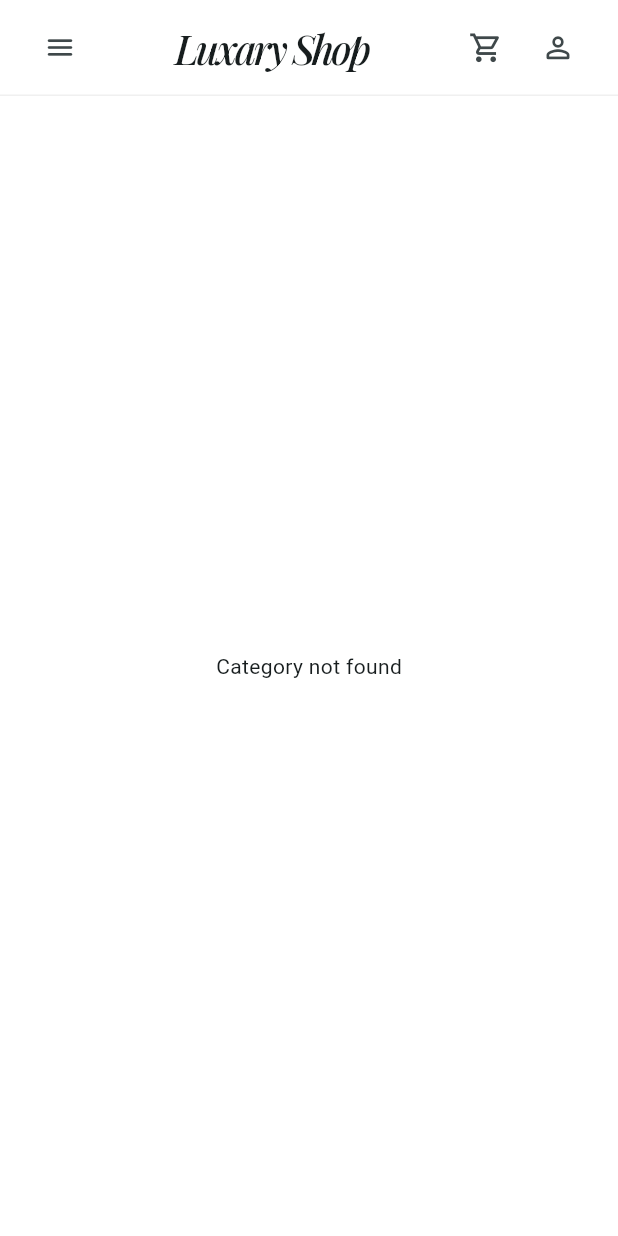
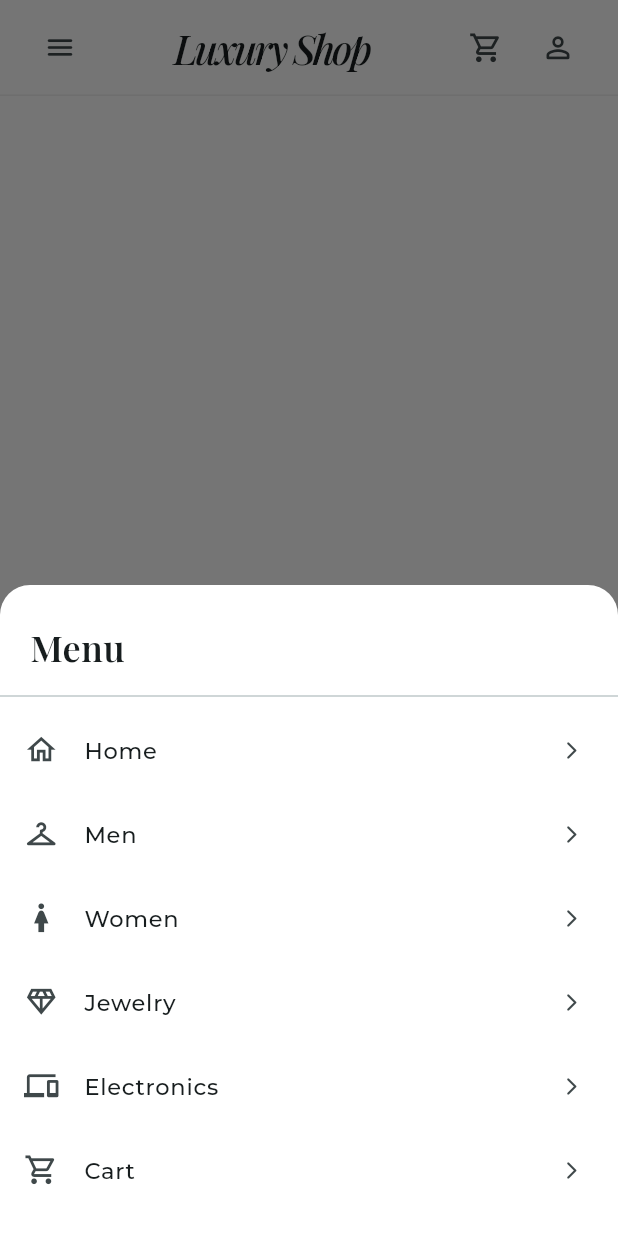
Before and after one commit to apronoy/my_eco, a Flutter app: the CategoryPage screen opened directly with empty values, after a tap on the "menu" icon, on a phone screen of 412 x 824 dp. Run offline on Flutter 3.47's test engine with Material 3 defaults, Android fonts, the phone set to English and light mode, and no system bars; our stand-ins replace go_router, google_fonts; Roboto replaces fonts that are missing (Georgia).

Commit message:
add some method and delete some code

```diff
--- a/lib/core/routes/app_router.dart
+++ b/lib/core/routes/app_router.dart
@@ -1,4 +1,4 @@
-
+import 'package:feelify/pages/cart_section.dart';
 import 'package:go_router/go_router.dart';
 
 import '../../pages/category_page.dart';
@@ -14,6 +14,11 @@ class AppRouter {
         builder: (context, state) => const HomePage(),
       ),
       GoRoute(
+        path: '/cart',
+        name: 'cart',
+        builder: (context, state) => const CartSection(),
+      ),
+      GoRoute(
         path: '/category/:slug',
         name: 'category',
         builder: (context, state) {
--- /dev/null
+++ b/lib/pages/cart_section.dart
@@ -0,0 +1,17 @@
+import 'package:flutter/material.dart';
+import 'package:flutter/widgets.dart';
+import 'package:google_fonts/google_fonts.dart';
+
+class CartSection extends StatelessWidget {
+  const new({super.key});
+
+  @override
+  Widget build(BuildContext context) {
+    return Center(
+      child: Text(
+        "Empty Notification",
+        style: GoogleFonts.montserrat(fontSize: 22, color: Colors.black),
+      ),
+    );
+  }
+}
--- a/lib/pages/home_page.dart
+++ b/lib/pages/home_page.dart
@@ -4,6 +4,7 @@ import 'package:feelify/widgets/discount_page.dart';
 import 'package:flutter/material.dart';
 import 'package:google_fonts/google_fonts.dart';
 import 'package:provider/provider.dart';
+
 import '../widgets/app_header.dart';
 import '../widgets/responsive_category_grid.dart';
 
@@ -52,8 +53,6 @@ class _HomePageState extends State<HomePage> {
                     padding: const EdgeInsets.fromLTRB(16, 18, 16, 60),
                     child: Column(
                       children: [
-                        const SizedBox(height: 10),
-                        const _PageTitle(),
                         const SizedBox(height: 20),
 
                         ResponsiveCategoryGrid(categories: categories),
--- a/lib/widgets/app_header.dart
+++ b/lib/widgets/app_header.dart
@@ -25,7 +25,7 @@ class AppHeader extends StatelessWidget {
               // Menu
               IconButton(
                 tooltip: 'Menu',
-                onPressed: () {},
+                onPressed: () => _showMenu(context),
                 icon: const Icon(Icons.menu_rounded, size: 22),
               ),
 
@@ -38,7 +38,7 @@ class AppHeader extends StatelessWidget {
                 child: Padding(
                   padding: const EdgeInsets.symmetric(horizontal: 10),
                   child: Text(
-                    'Luxary Shop',
+                    'Luxury Shop',
                     style: GoogleFonts.playfairDisplay(
                       fontSize: 27,
                       fontWeight: FontWeight.w500,
@@ -73,6 +73,125 @@ class AppHeader extends StatelessWidget {
     );
   }
 
+  // ================= MENU =================
+void _showMenu(BuildContext context) {
+  showModalBottomSheet(
+    context: context,
+    backgroundColor: Colors.white,
+    isScrollControlled: true,
+    shape: const RoundedRectangleBorder(
+      borderRadius: BorderRadius.vertical(
+        top: Radius.circular(20),
+      ),
+    ),
+    builder: (_) {
+      return SafeArea(
+        child: ConstrainedBox(
+          constraints: BoxConstraints(
+            maxHeight: MediaQuery.of(context).size.height * 0.8,
+          ),
+          child: SingleChildScrollView(
+            child: Padding(
+              padding: const EdgeInsets.symmetric(vertical: 16),
+              child: Column(
+                mainAxisSize: MainAxisSize.min,
+                children: [
+                  Padding(
+                    padding: const EdgeInsets.symmetric(
+                      horizontal: 20,
+                      vertical: 8,
+                    ),
+                    child: Row(
+                      children: [
+                        Text(
+                          'Menu',
+                          style: GoogleFonts.playfairDisplay(
+                            fontSize: 24,
+                            fontWeight: FontWeight.w600,
+                          ),
+                        ),
+                      ],
+                    ),
+                  ),
+
+                  const Divider(),
+
+                  _menuItem(
+                    context,
+                    icon: Icons.home_outlined,
+                    title: 'Home',
+                    route: '/',
+                  ),
+
+                  _menuItem(
+                    context,
+                    icon: Icons.checkroom_outlined,
+                    title: 'Men',
+                    route: '/category/men',
+                  ),
+
+                  _menuItem(
+                    context,
+                    icon: Icons.woman_outlined,
+                    title: 'Women',
+                    route: '/category/women',
+                  ),
+
+                  _menuItem(
+                    context,
+                    icon: Icons.diamond_outlined,
+                    title: 'Jewelry',
+                    route: '/category/jewelery',
+                  ),
+
+                  _menuItem(
+                    context,
+                    icon: Icons.devices_outlined,
+                    title: 'Electronics',
+                    route: '/category/electronics',
+                  ),
+
+                  _menuItem(
+                    context,
+                    icon: Icons.shopping_cart_outlined,
+                    title: 'Cart',
+                    route: '/cart',
+                  ),
+                ],
+              ),
+            ),
+          ),
+        )
+      );
+    },
+  );
+}
+
+  Widget _menuItem(
+    BuildContext context, {
+    required IconData icon,
+    required String title,
+    required String route,
+  }) {
+    return ListTile(
+      leading: Icon(icon, size: 23),
+      title: Text(
+        title,
+        style: GoogleFonts.montserrat(
+          fontSize: 15,
+          fontWeight: FontWeight.w500,
+        ),
+      ),
+      trailing: const Icon(Icons.arrow_forward_ios_rounded, size: 14),
+      onTap: () {
+        Navigator.pop(context);
+        context.go(route);
+      },
+    );
+  }
+
+  // ================= ACCOUNT =================
+
   void _showAccount(BuildContext context) {
     showDialog<void>(
       context: context,
```
